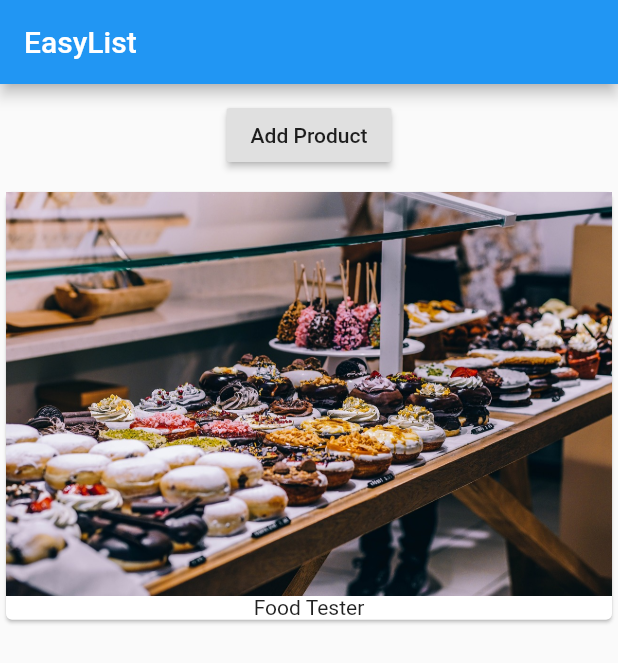
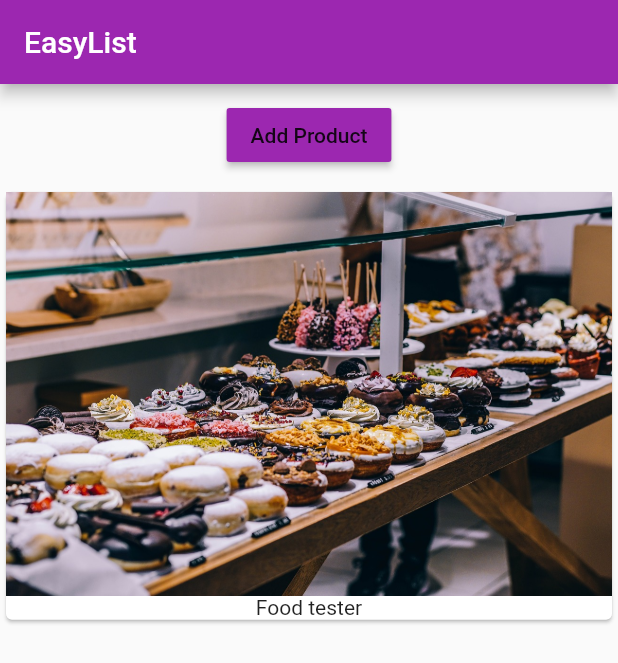
Before and after one commit to andreachagas/flutter_course, a Flutter app: the screen it shows after launch, on a phone screen of 412 x 824 dp. Shown: the top 663 px of the screen. Run offline on Flutter 3.47's test engine with Material 2 defaults, Android fonts, the phone set to English and light mode, and no system bars.

Commit message:
Themes, Products and Manager
Added themes, Product Manager and Products files

```diff
--- a/lib/main.dart
+++ b/lib/main.dart
@@ -1,52 +1,24 @@
 import 'package:flutter/material.dart';
+
+import './product_manager.dart';
 
 void main() => runApp(MyApp());
 
-class MyApp extends StatefulWidget {
-  @override
-  State<StatefulWidget> createState() {
-    return _MyAppState();
-  }
-}
-
-class _MyAppState extends State<MyApp> {
-  List<String> _products = ['Food Tester'];
-
+class MyApp extends StatelessWidget {
   @override
   Widget build(BuildContext context) {
     return MaterialApp(
+      theme: ThemeData(
+        brightness: Brightness.light,
+        primarySwatch: Colors.purple,
+        accentColor:Colors.deepOrange
+      ),
       home: Scaffold(
-          appBar: AppBar(
-            title: Text('EasyList'),
-          ),
-          body: Column(
-            children: [
-              Container(
-                margin: EdgeInsets.all(10.0),
-                child: RaisedButton(
-                  onPressed: () {
-                    setState(() {
-                      _products.add('Advanced Food Tester');
-                      print(_products);
-                    });
-                  },
-                  child: Text('Add Product'),
-                ),
-              ),
-              Column(
-                children: _products
-                    .map((element) => Card(
-                          child: Column(
-                            children: <Widget>[
-                              Image.asset('assets/food.jpg'),
-                              Text(element)
-                            ],
-                          ),
-                        ))
-                    .toList(),
-              ),
-            ],
-          )),
+        appBar: AppBar(
+          title: Text('EasyList'),
+        ),
+        body: ProductManager('Food tester'),
+      ),
     );
   }
 }
--- /dev/null
+++ b/lib/product_manager.dart
@@ -0,0 +1,55 @@
+import 'package:flutter/material.dart';
+
+import './products.dart';
+
+class ProductManager extends StatefulWidget {
+  final String startingProduct;
+
+  ProductManager(this.startingProduct) {
+    print('[ProductManager widget] Constructor.');
+  }
+
+  @override
+  State<StatefulWidget> createState() {
+    print('[ProductManager widget] createState()');
+    return _ProductManagerState();
+  }
+}
+
+class _ProductManagerState extends State<ProductManager> {
+
+  List<String> _products = [];
+
+  @override
+  void initState() {
+    super.initState();
+    print('[ProductManager State] iniState().');
+    _products.add(widget.startingProduct);
+  }
+
+  @override
+  void didUpdateWidget(ProductManager oldWidget) {
+    print('[ProductManager State] didUpdateWidget().');
+    super.didUpdateWidget(oldWidget);
+  }
+
+  @override
+  Widget build(BuildContext context) {
+    print('[ProductManager State] build().');
+    return Column(children: [
+      Container(
+        margin: EdgeInsets.all(10.0),
+        child: RaisedButton(
+          color: Theme.of(context).primaryColor,
+          onPressed: () {
+            setState(() {
+              _products.add('Advanced Food Tester');
+            });
+          },
+          child: Text('Add Product'),
+        ),
+      ),
+    Products(_products)
+    ],);
+  }
+}
--- /dev/null
+++ b/lib/products.dart
@@ -0,0 +1,25 @@
+import 'package:flutter/material.dart';
+
+class Products extends StatelessWidget {
+  final List<String> products;
+  Products(this.products) {
+    print('[Products widget] Constructor.');
+  }
+
+  @override
+  Widget build(BuildContext context) {
+    print('[Products widget] build()');
+    return Column(
+      children: products
+          .map((element) => Card(
+                child: Column(
+                  children: <Widget>[
+                    Image.asset('assets/food.jpg'),
+                    Text(element)
+                  ],
+                ),
+              ))
+          .toList(),
+    );
+  }
+}
```
